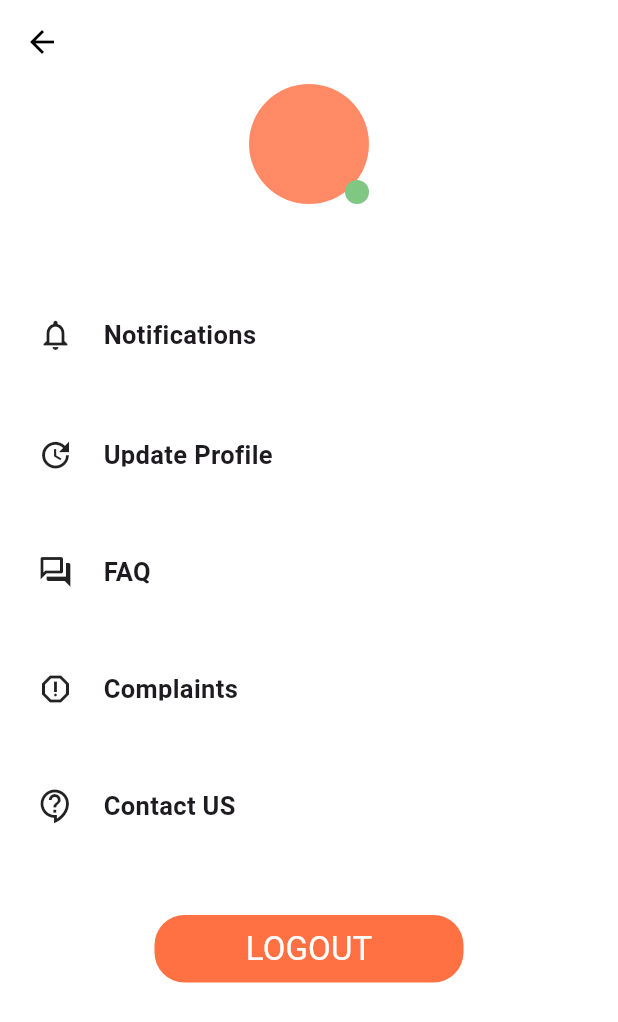
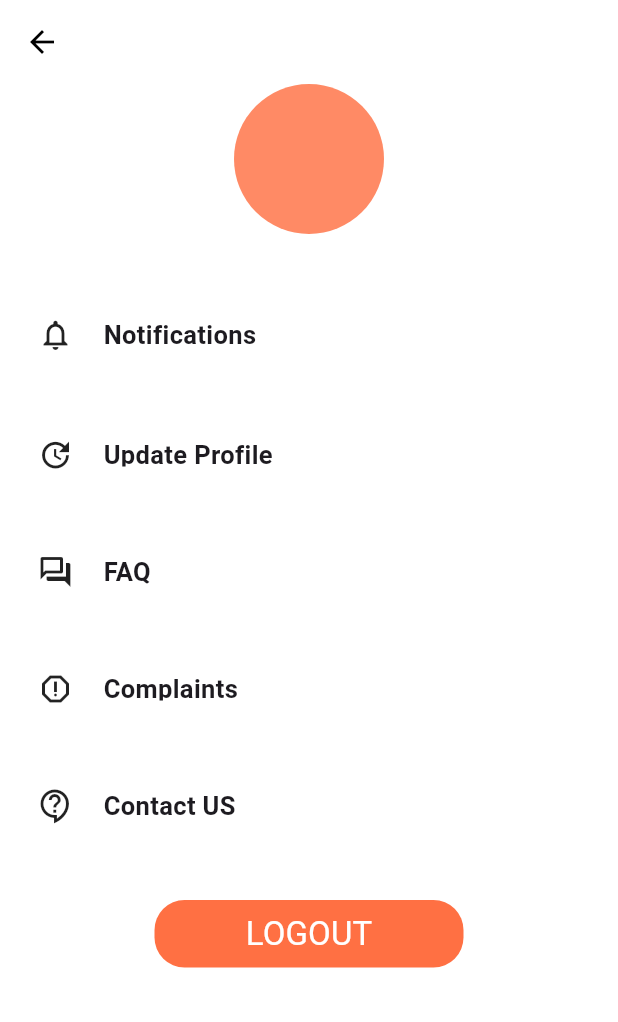
Before and after one commit to MohamedNasr553/Ecommerce-Salla-App, a Flutter app: the ShopSettingScreen screen opened directly, on a phone screen of 412 x 824 dp. Shown: the top 1022 px of the screen. Run offline on Flutter 3.47's test engine with Material 3 defaults, Android fonts, the phone set to English and light mode, and no system bars; our stand-ins replace bloc, bottom_navy_bar, carousel_slider, conditional_builder_null_safety, dio, flutter_bloc and 4 more; accounts and stored records are empty; network calls fail.

Commit message:
Update settings.dart

```diff
--- a/lib/modules/shop_app/settings/settings.dart
+++ b/lib/modules/shop_app/settings/settings.dart
@@ -24,21 +24,12 @@ class ShopSettingScreen extends StatelessWidget {
               child: Column(
                 children: [
                   Center(
-                    child: Stack(
-                      alignment: Alignment.bottomRight,
-                      children: [
-                        CircleAvatar(
-                          radius: 40.0,
-                          backgroundColor: Colors.deepOrange[300],
-                        ),
-                        CircleAvatar(
-                          radius: 8.0,
-                          backgroundColor: Colors.green[300],
-                        ),
-                      ],
+                    child: CircleAvatar(
+                      radius: 50.0,
+                      backgroundColor: Colors.deepOrange[300],
                     ),
                   ),
-                  const SizedBox(height: 50.0,),
+                  const SizedBox(height: 30.0,),
                   GestureDetector(
                     onTap: () {
                       navigateToPage(context, const NotificationsScreen());
@@ -284,7 +275,7 @@ class ShopSettingScreen extends StatelessWidget {
                       ),
                     ),
                   ),
-                  const SizedBox(height: 40.0,),
+                  const SizedBox(height: 30.0,),
                   defaultButton(
                     function: () {
                       signOut(context);
```
